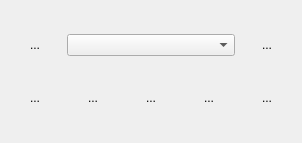
Before: the Qt Designer form themeselector/selector_dockwidget_base.ui in nicogodet/themeselector, drawn with Qt 5.
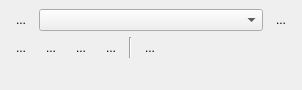
After: the same form once the commit is applied.

Commit message:
Group theme action buttons and confirm theme removal
- Lay out navigation and actions in two compact rows; actions are
  grouped (add, duplicate, rename, update) with remove set apart.
- Use a save icon and clearer tooltip for updating a theme from the
  current layer visibility.
- Ask for confirmation before removing a theme.

The edit to the form file:
```diff
--- a/themeselector/selector_dockwidget_base.ui
+++ b/themeselector/selector_dockwidget_base.ui
@@ -7,7 +7,7 @@
     <x>0</x>
     <y>0</y>
     <width>302</width>
-    <height>143</height>
+    <height>90</height>
    </rect>
   </property>
   <property name="features">
@@ -17,15 +17,11 @@
    <string>ThemeSelector</string>
   </property>
   <widget class="QWidget" name="dockWidgetContents">
-   <layout class="QGridLayout" name="gridLayout">
-    <item row="2" column="4">
-     <widget class="QToolButton" name="pushButton_remove">
-      <property name="sizePolicy">
-       <sizepolicy hsizetype="Minimum" vsizetype="Fixed">
-        <horstretch>0</horstretch>
-        <verstretch>0</verstretch>
-       </sizepolicy>
-      </property>
+   <layout class="QVBoxLayout" name="verticalLayout">
+    <item>
+     <layout class="QHBoxLayout" name="navigationLayout">
+      <item>
+       <widget class="QToolButton" name="pushButton_up">
       <property name="toolTip">
        <string>Remove Theme</string>
       </property>
@@ -37,10 +33,10 @@
       </property>
      </widget>
     </item>
-    <item row="1" column="1" colspan="3">
+      <item>
      <widget class="QComboBox" name="PresetComboBox">
       <property name="sizePolicy">
-       <sizepolicy hsizetype="Preferred" vsizetype="Fixed">
+         <sizepolicy hsizetype="Expanding" vsizetype="Fixed">
         <horstretch>0</horstretch>
         <verstretch>0</verstretch>
        </sizepolicy>
@@ -50,14 +46,41 @@
       </property>
      </widget>
     </item>
-    <item row="2" column="2">
+      <item>
+       <widget class="QToolButton" name="pushButton_down">
+        <property name="toolTip">
+         <string>Next Theme (Ctrl+Down)</string>
+        </property>
+        <property name="text">
+         <string>...</string>
+        </property>
+        <property name="shortcut">
+         <string>Ctrl+Down</string>
+        </property>
+        <property name="autoRaise">
+         <bool>true</bool>
+        </property>
+       </widget>
+      </item>
+     </layout>
+    </item>
+    <item>
+     <layout class="QHBoxLayout" name="actionsLayout">
+      <item>
      <widget class="QToolButton" name="pushButton_add">
-      <property name="sizePolicy">
-       <sizepolicy hsizetype="Minimum" vsizetype="Fixed">
-        <horstretch>0</horstretch>
-        <verstretch>0</verstretch>
-       </sizepolicy>
-      </property>
+        <property name="toolTip">
+         <string>Add visible map layers as new theme</string>
+        </property>
+        <property name="text">
+         <string>...</string>
+        </property>
+        <property name="autoRaise">
+         <bool>true</bool>
+        </property>
+       </widget>
+      </item>
+      <item>
+       <widget class="QToolButton" name="pushButton_duplicate">
       <property name="toolTip">
        <string>Add Theme</string>
       </property>
@@ -69,14 +92,8 @@
       </property>
      </widget>
     </item>
-    <item row="2" column="1">
+      <item>
      <widget class="QToolButton" name="pushButton_rename">
-      <property name="sizePolicy">
-       <sizepolicy hsizetype="Minimum" vsizetype="Fixed">
-        <horstretch>0</horstretch>
-        <verstretch>0</verstretch>
-       </sizepolicy>
-      </property>
       <property name="toolTip">
        <string>Rename Theme</string>
       </property>
@@ -88,14 +105,8 @@
       </property>
      </widget>
     </item>
-    <item row="2" column="0">
+      <item>
      <widget class="QToolButton" name="pushButton_replace">
-      <property name="sizePolicy">
-       <sizepolicy hsizetype="Minimum" vsizetype="Fixed">
-        <horstretch>0</horstretch>
-        <verstretch>0</verstretch>
-       </sizepolicy>
-      </property>
       <property name="toolTip">
        <string>Replace Theme</string>
       </property>
@@ -107,33 +118,15 @@
       </property>
      </widget>
     </item>
-    <item row="2" column="3">
-     <widget class="QToolButton" name="pushButton_duplicate">
-      <property name="sizePolicy">
-       <sizepolicy hsizetype="Minimum" vsizetype="Fixed">
-        <horstretch>0</horstretch>
-        <verstretch>0</verstretch>
-       </sizepolicy>
-      </property>
-      <property name="toolTip">
-       <string>Duplicate Theme</string>
-      </property>
-      <property name="text">
-       <string>...</string>
-      </property>
-      <property name="autoRaise">
-       <bool>true</bool>
-      </property>
-     </widget>
-    </item>
-    <item row="1" column="4">
-     <widget class="QToolButton" name="pushButton_down">
-      <property name="sizePolicy">
-       <sizepolicy hsizetype="Minimum" vsizetype="Fixed">
-        <horstretch>0</horstretch>
-        <verstretch>0</verstretch>
-       </sizepolicy>
-      </property>
+      <item>
+       <widget class="Line" name="actionsSeparator">
+        <property name="orientation">
+         <enum>Qt::Vertical</enum>
+        </property>
+       </widget>
+      </item>
+      <item>
+       <widget class="QToolButton" name="pushButton_remove">
       <property name="toolTip">
        <string>Next Theme (Ctrl+Down)</string>
       </property>
@@ -148,27 +141,33 @@
       </property>
      </widget>
     </item>
-    <item row="1" column="0">
-     <widget class="QToolButton" name="pushButton_up">
-      <property name="sizePolicy">
-       <sizepolicy hsizetype="Minimum" vsizetype="Fixed">
-        <horstretch>0</horstretch>
-        <verstretch>0</verstretch>
-       </sizepolicy>
-      </property>
-      <property name="toolTip">
-       <string>Previous Theme (Ctrl+Up)</string>
-      </property>
-      <property name="text">
-       <string>...</string>
+      <item>
+       <spacer name="actionsSpacer">
+        <property name="orientation">
+         <enum>Qt::Horizontal</enum>
+        </property>
+        <property name="sizeHint" stdset="0">
+         <size>
+          <width>40</width>
+          <height>20</height>
+         </size>
+        </property>
+       </spacer>
+      </item>
+     </layout>
+    </item>
+    <item>
+     <spacer name="verticalSpacer">
+      <property name="orientation">
+       <enum>Qt::Vertical</enum>
       </property>
-      <property name="shortcut">
-       <string>Ctrl+Up</string>
+      <property name="sizeHint" stdset="0">
+       <size>
+        <width>20</width>
+        <height>0</height>
+       </size>
       </property>
-      <property name="autoRaise">
-       <bool>true</bool>
-      </property>
-     </widget>
+     </spacer>
     </item>
    </layout>
   </widget>
```
Left out of the diff: 14 changed lines with no effect on the pictures. Lines whose indentation alone changed are shown as unchanged. The commit also changes 2 other files.
